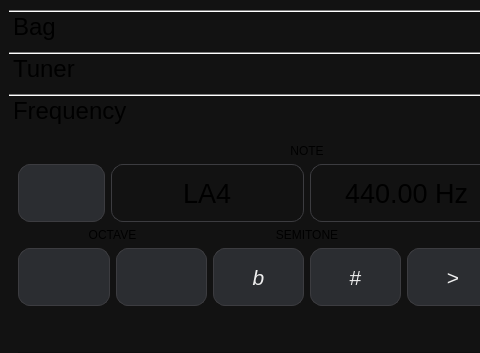
Before: the Qt Designer form mainwindow.ui in DjamesSuhanko/Musicool, drawn with Qt 5; both pictures show x 0 to 480 and y 0 to 353 of the 614 by 969 pixel window.
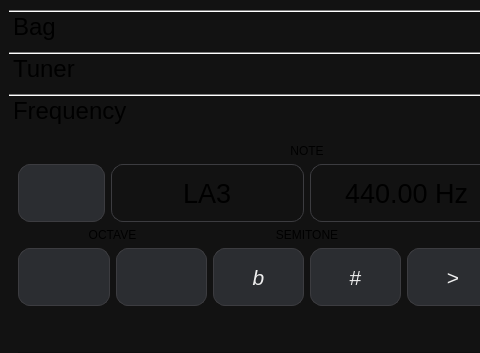
After: the same form once the commit is applied. The open tabs and pages were chosen to show the change. Custom widgets are drawn as their Qt base class.

Commit message: LA4 para LA3 (diferença de notação)

Patch:
```diff
--- a/mainwindow.ui
+++ b/mainwindow.ui
@@ -1056,7 +1056,7 @@
                    <set>Qt::InputMethodHint::ImhNone</set>
                   </property>
                   <property name="text">
-                   <string>LA4</string>
+                   <string>LA3</string>
                   </property>
                   <property name="maxLength">
                    <number>8</number>
```
Left out of the diff: 2 changed lines with no effect on the pictures. The commit also changes 1 other file.
